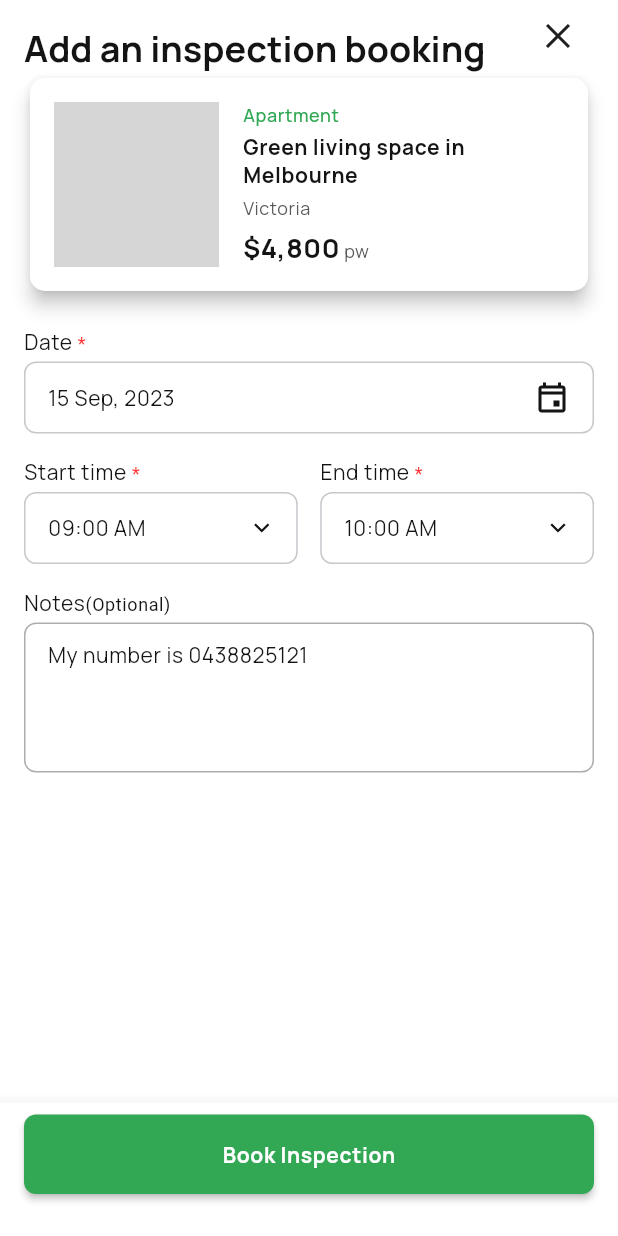
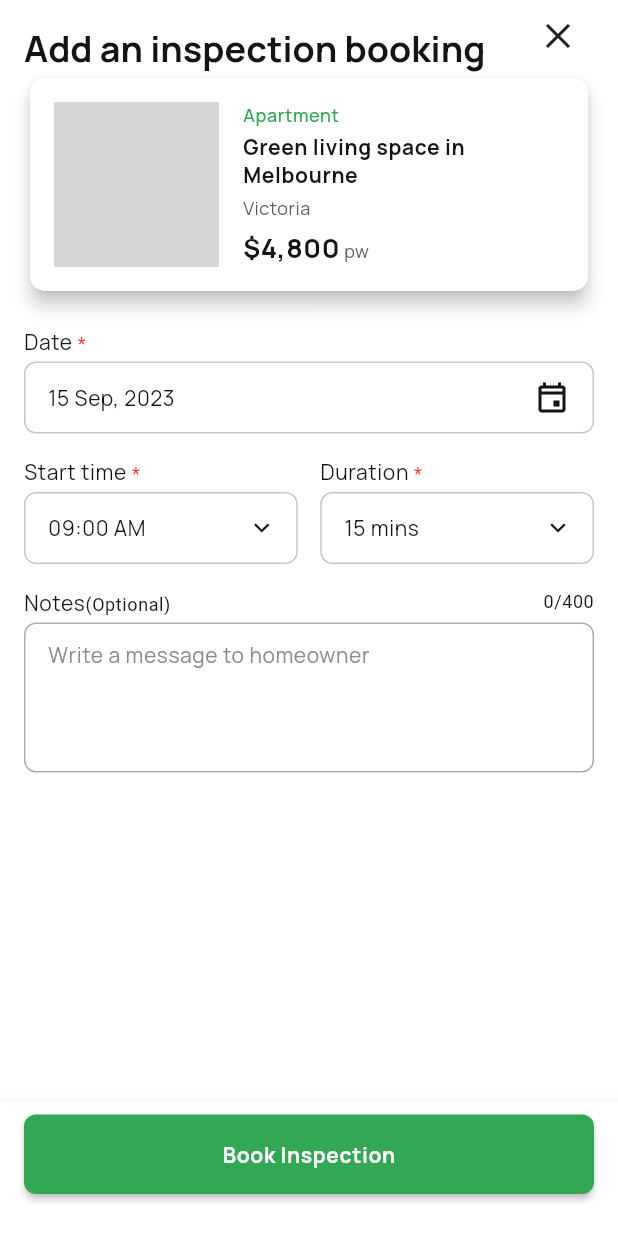
Before and after one commit to hellomentorplus/hatspace, a Flutter app: the AddInspectionBookingBody screen opened directly with empty values, on a phone screen of 412 x 824 dp. Run offline on Flutter 3.47's test engine with Material 2 defaults, Android fonts, the light colour scheme and no system bars; our stand-ins replace cached_network_image, clock, cloud_firestore, device_info_plus, equatable, firebase_auth and 13 more; missing offline and left inert: flutter_facebook_auth, photo_manager, shake; accounts and stored records are empty; generated files the repository leaves out were written again; network calls fail; grey boxes are pictures that could not be loaded.

Commit message:
Hs 307 add inspection improvement UI and notes logic - review 2nd (#207)
* [hs-307] update UI- update duration

* [hs-307] add character counter for note messages

* [hs-307] add unit test

```diff
--- a/lib/features/booking/add_inspection_booking_screen.dart
+++ b/lib/features/booking/add_inspection_booking_screen.dart
@@ -32,6 +32,8 @@ class AddInspectionBookingBody extends StatelessWidget {
   AddInspectionBookingBody({required this.id, Key? key}) : super(key: key);
   final ValueNotifier<DateTime> _selectedDate =
       ValueNotifier(DateTime.parse('2023-09-15'));
+  final ValueNotifier<int> noteChars = ValueNotifier(0);
+  final maxChar = 400;
 
   @override
   Widget build(BuildContext context) {
@@ -149,11 +151,11 @@ class AddInspectionBookingBody extends StatelessWidget {
                           crossAxisAlignment: CrossAxisAlignment.start,
                           children: [
                             HsLabel(
-                                label: HatSpaceStrings.current.endTime,
+                                label: HatSpaceStrings.current.duration,
                                 isRequired: true),
                             const SizedBox(height: HsDimens.spacing4),
                             HsDropDownButton(
-                                value: '10:00 AM',
+                                value: '15 mins',
                                 icon: Assets.icons.chervonDown,
                                 onPressed: () {})
                           ],
@@ -163,25 +165,41 @@ class AddInspectionBookingBody extends StatelessWidget {
                     const SizedBox(
                       height: 16,
                     ),
-                    HsLabel(
-                        label: HatSpaceStrings.current.notes,
-                        optional: HatSpaceStrings.current.optional),
+                    Row(
+                      mainAxisAlignment: MainAxisAlignment.spaceBetween,
+                      children: [
+                        HsLabel(
+                            label: HatSpaceStrings.current.notes,
+                            optional: HatSpaceStrings.current.optional),
+                        ValueListenableBuilder<int>(
+                            valueListenable: noteChars,
+                            builder: (context, value, child) => RichText(
+                                    text: TextSpan(
+                                        style: textTheme.bodySmall,
+                                        children: [
+                                      TextSpan(text: value.toString()),
+                                      const TextSpan(text: '/'),
+                                      TextSpan(text: maxChar.toString())
+                                    ]))),
+                      ],
+                    ),
                     const SizedBox(
                       height: HsDimens.spacing4,
                     ),
                     TextFormField(
-                      initialValue: 'My number is 0438825121',
                       style: textTheme.bodyMedium,
                       minLines: 4,
                       keyboardType: TextInputType.multiline,
                       maxLines: null,
-                      maxLength: 4,
+                      maxLength: maxChar,
                       decoration: inputTextTheme.copyWith(
-                        hintText: HatSpaceStrings.current.enterYourDescription,
+                        hintText: HatSpaceStrings.current.notesPlaceHolder,
                         counterText: '',
                         semanticCounterText: '',
                       ),
-                      onChanged: (value) {},
+                      onChanged: (value) {
+                        noteChars.value = value.length;
+                      },
                     ),
                   ],
                 ),
--- a/lib/l10n/intl_en.arb
+++ b/lib/l10n/intl_en.arb
@@ -224,5 +224,6 @@
   "addTenantRoleBottomSheetTitle": "Add Tenant role",
   "addTenantRoleBottomSheetDescription": "Homeowner can not use this feature. Would you like to add the role Homeowner to the list of roles?",
   "addTenantRole":"Add Tenant Role",
-  "successAddingPropertyMessage":"You have successfully added your new property!"
+  "successAddingPropertyMessage":"You have successfully added your new property!",
+  "duration":"Duration"
 }
--- a/lib/strings/intl/messages_en.dart
+++ b/lib/strings/intl/messages_en.dart
@@ -171,6 +171,7 @@ class MessageLookup extends MessageLookupByLibrary {
         "download": MessageLookupByLibrary.simpleMessage("Download"),
         "downloadApplicationFormHere": MessageLookupByLibrary.simpleMessage(
             "Download Application form here"),
+        "duration": MessageLookupByLibrary.simpleMessage("Duration"),
         "edit": MessageLookupByLibrary.simpleMessage("Edit"),
         "electricStove": MessageLookupByLibrary.simpleMessage("Electric stove"),
         "email": MessageLookupByLibrary.simpleMessage("Email"),
--- a/lib/strings/l10n.dart
+++ b/lib/strings/l10n.dart
@@ -1877,6 +1877,16 @@ class HatSpaceStrings {
       args: [],
     );
   }
+
+  /// `Duration`
+  String get duration {
+    return Intl.message(
+      'Duration',
+      name: 'duration',
+      desc: '',
+      args: [],
+    );
+  }
 }
 
 class AppLocalizationDelegate extends LocalizationsDelegate<HatSpaceStrings> {
```
Also changed, not shown: 1 other file.
